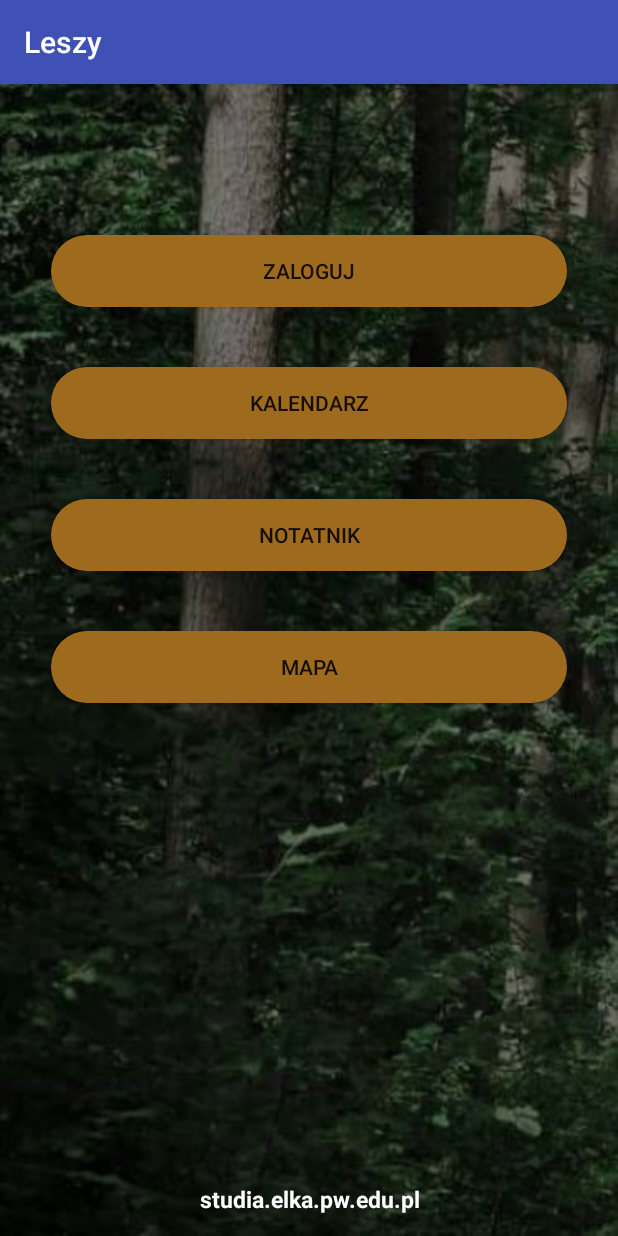
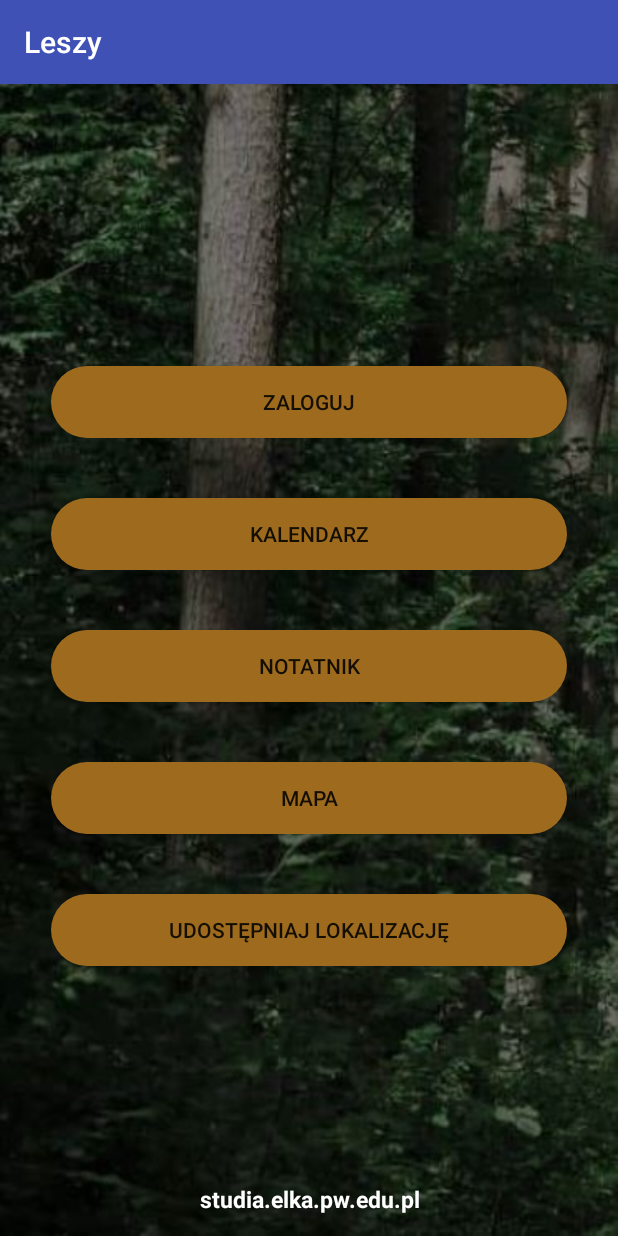
Before and after one commit to Akoszewski/Leszy, an Android app: the screen it shows after launch (MainActivity), on a phone screen of 412 x 824 dp. Run offline under Robolectric (Android 15) with nearby library versions, the phone set to English and light mode, and no system bars.

Commit message:
Add Location Sender Service

```diff
--- a/app/src/main/java/com/example/user/Leszy/AppData.java
+++ b/app/src/main/java/com/example/user/Leszy/AppData.java
@@ -1,5 +1,6 @@
 package com.example.user.Leszy;
 
 public class AppData {
-    public static boolean isUserSignedIn;
+    public static boolean isUserSignedIn = false;
+    public static boolean isLocationSharingOn = false;
 }
--- a/app/src/main/java/com/example/user/Leszy/LoginActivity.java
+++ b/app/src/main/java/com/example/user/Leszy/LoginActivity.java
@@ -37,9 +37,7 @@ public class LoginActivity extends Activity  {
                 if (editLogin.getText().toString().equals("admin") &&
                         editPassword.getText().toString().equals("admin")) {
                     AppData.isUserSignedIn = true;
-                    Intent intent = new Intent(LoginActivity.this, MainActivity.class);
-                    intent.putExtra("isUserSignedIn", AppData.isUserSignedIn);
-                    startActivity(intent);
+                    startActivity(new Intent(LoginActivity.this, MainActivity.class));
                 } else {
                     Toast.makeText(getApplicationContext(), "Wrong Credentials", Toast.LENGTH_SHORT).show();
                     textView.setVisibility(View.VISIBLE);
--- a/app/src/main/java/com/example/user/Leszy/MainActivity.java
+++ b/app/src/main/java/com/example/user/Leszy/MainActivity.java
@@ -13,14 +13,21 @@ public class MainActivity extends AppCompatActivity {
     private Button gotocal;
     private Button gotonote;
     private Button btnSignInOut;
+    private Button btnStartLocationService;
+
+    private boolean isLocationShared = false;
 
     @Override
     protected void onCreate(Bundle saveInstanceState) {
         super.onCreate(saveInstanceState);
         setContentView(R.layout.activity_main);
 
-        AppData.isUserSignedIn = getIntent().getBooleanExtra("isUserSignedIn", false);
         btnSignInOut = findViewById(R.id.sign_inout_button);
+        if (!AppData.isUserSignedIn) {
+            btnSignInOut.setText(R.string.sign_in);
+        } else {
+            btnSignInOut.setText(R.string.sign_out);
+        }
 
         gotocal = (Button)findViewById(R.id.gotocal);
         gotocal.setOnClickListener(new View.OnClickListener() {
@@ -38,9 +45,32 @@ public class MainActivity extends AppCompatActivity {
             public void onClick(View view) {
                 Intent intent = new Intent(MainActivity.this, NotepadActivity.class);
                 startActivity(intent);
+            }
+        });
 
+        btnStartLocationService = (Button)findViewById(R.id.start_service_button);
+        if (!AppData.isLocationSharingOn) {
+            btnStartLocationService.setText(R.string.share_location);
+        } else {
+            btnStartLocationService.setText(R.string.stop_sharing_location);
+        }
+        btnStartLocationService.setOnClickListener(new View.OnClickListener() {
+            @Override
+            public void onClick(View view) {
+                if (!AppData.isLocationSharingOn) {
+                    // TODO: Check location permissions
+                    AppData.isLocationSharingOn = true;
+                    btnStartLocationService.setText(R.string.stop_sharing_location);
+                    Intent startIntent = new Intent(MainActivity.this, LocationSenderService.class);
+                    startService(startIntent);
+                } else {
+                    AppData.isLocationSharingOn = false;
+                    btnStartLocationService.setText(R.string.share_location);
+                    Intent stopIntent = new Intent(MainActivity.this, LocationSenderService.class);
+                    stopService(stopIntent);
+                }
             }
-    });
+        });
     }
 
     public void map(View view) {
@@ -55,7 +85,7 @@ public class MainActivity extends AppCompatActivity {
             startActivity(intent);
         } else {
             AppData.isUserSignedIn = false;
-            btnSignInOut.setText("Zaloguj");
+            btnSignInOut.setText(R.string.sign_in);
         }
     }
 
@@ -63,9 +93,9 @@ public class MainActivity extends AppCompatActivity {
     public void onResume(){
         super.onResume();
         if (AppData.isUserSignedIn) {
-            btnSignInOut.setText("Wyloguj");
+            btnSignInOut.setText(R.string.sign_out);
         } else {
-            btnSignInOut.setText("Zaloguj");
+            btnSignInOut.setText(R.string.sign_in);
         }
     }
 }
--- a/app/src/main/res/layout/activity_main.xml
+++ b/app/src/main/res/layout/activity_main.xml
@@ -12,7 +12,7 @@
 
     <LinearLayout
         android:layout_width="match_parent"
-        android:layout_height="453dp"
+        android:layout_height="match_parent"
         android:layout_marginBottom="8dp"
         android:layout_marginTop="16dp"
         android:gravity="center"
@@ -32,6 +32,7 @@
             android:onClick="signInOut"
             android:strokeColor="#FFFFFFFF"
             android:strokeWidth="0.5"
+            android:text="@string/sign_in"
             tools:layout_editor_absoluteX="0dp"
             tools:layout_editor_absoluteY="0dp" />
 
@@ -66,6 +67,14 @@
             app:layout_constraintRight_toRightOf="parent"
             tools:layout_editor_absoluteY="0dp" />
 
+        <Button
+            android:id="@+id/start_service_button"
+            android:layout_width="match_parent"
+            android:layout_height="wrap_content"
+            android:layout_margin="20dp"
+            android:background="@drawable/rounded_button"
+            android:text="@string/share_location" />
+
     </LinearLayout>
 
     <TextView
--- a/app/src/main/res/values/strings.xml
+++ b/app/src/main/res/values/strings.xml
@@ -1,4 +1,8 @@
 <resources>
     <string name="app_name">My 1st  Application</string>
     <string name="title_activity_note_select">NoteSelect</string>
+    <string name="sign_in">Zaloguj</string>
+    <string name="sign_out">Wyloguj</string>
+    <string name="share_location">Udostępniaj lokalizację</string>
+    <string name="stop_sharing_location">Zatrzymaj udostępnianie lokalizacji</string>
 </resources>
```
Also changed, not shown: app/src/main/AndroidManifest.xml (+8 -1 lines), app/src/main/java/com/example/user/Leszy/LocationSenderService.java (added, +120 -0 lines).
